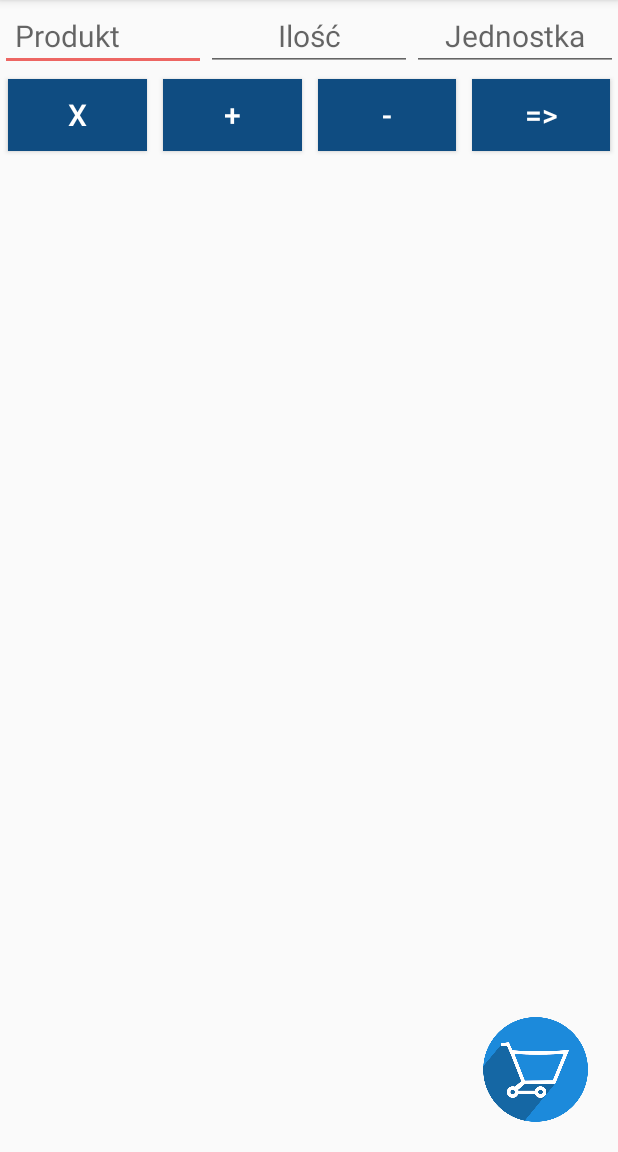
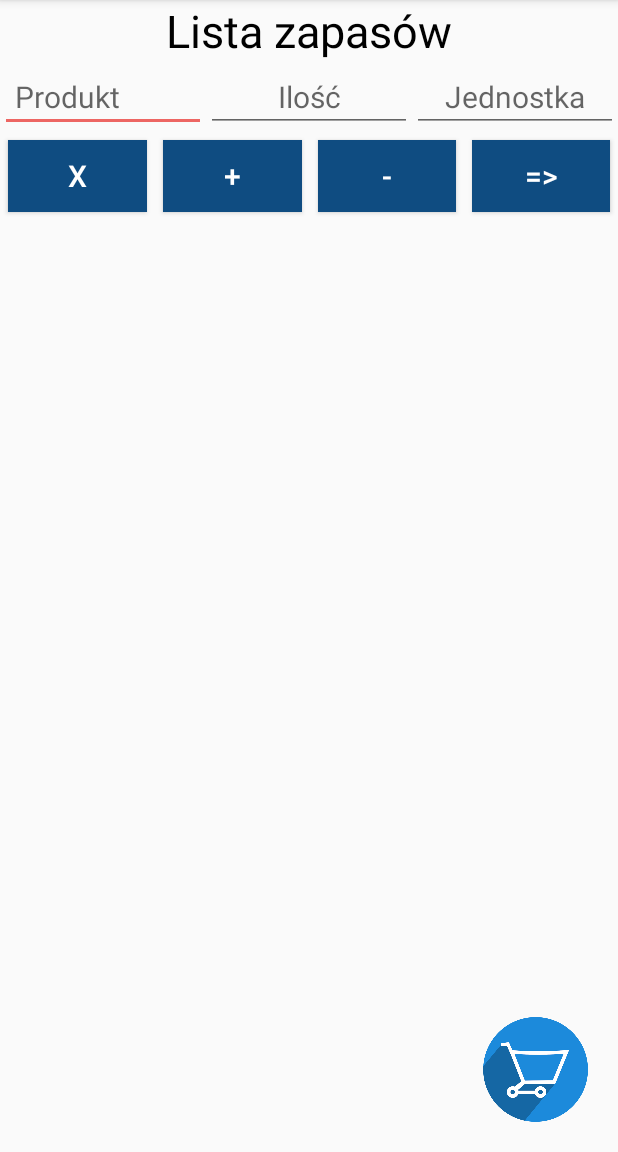
Before and after one commit to AleksandraJanda/SpizarkaAndroid, an Android app: the screen it shows after launch (MainActivity), on a phone screen of 412 x 824 dp, the part 84-1236 px from its top. Run offline under Robolectric (Android 15) with nearby library versions, the phone set to English and light mode, and no system bars.

Commit message:
list move improve, refactoring, cleanup

```diff
--- a/app/src/main/assets/items.txt
+++ /dev/null
@@ -1,4 +0,0 @@
-mąka,kg,2;
-mleko,L,3;
-woda,L,1.75;
-masło,szt,2;
--- a/app/src/main/java/pl/janda/spizarkaandroid/MainActivity.java
+++ b/app/src/main/java/pl/janda/spizarkaandroid/MainActivity.java
@@ -5,13 +5,12 @@ import androidx.appcompat.app.AppCompatActivity;
 import android.os.Bundle;
 import android.text.Editable;
 import android.text.TextWatcher;
-import android.view.ContextMenu;
-import android.view.MenuInflater;
 import android.view.MenuItem;
 import android.view.View;
 import android.widget.EditText;
 import android.widget.ImageView;
 import android.widget.ListView;
+import android.widget.TextView;
 import android.widget.Toast;
 
 import java.io.BufferedReader;
@@ -34,16 +33,14 @@ public class MainActivity extends AppCompatActivity {
     public static ArrayList<Product> buyList;
     public static ArrayList<Product> moveList;
 
+    TextView listName;
     EditText name;
     EditText unit;
     EditText quantity;
     ImageView logo;
 
-    MenuItem buyOption;
-
     public static String selectedProductName = "";
     public static String selectedProductUnit = "";
-    public static String actionProductName = "";
     private boolean isProductList = true;
 
     @Override
@@ -56,62 +53,22 @@ public class MainActivity extends AppCompatActivity {
         buyList = new ArrayList<>();
         moveList = new ArrayList<>();
 
-        readData();
+        try {
+            readData();
+        } catch (Exception e) {
+            e.printStackTrace();
+        }
 
         updateList(products);
 
         name = findViewById(R.id.name);
         unit = findViewById(R.id.unit);
         quantity = findViewById(R.id.quantity);
+        logo = findViewById(R.id.logo);
+        listName = findViewById(R.id.listName);
 
         name.addTextChangedListener(search());
-
-        logo = findViewById(R.id.logo);
-
-        buyOption = findViewById(R.id.actionBuy);
     }
-
-//    @Override
-//    public void onCreateContextMenu(ContextMenu menu, View v, ContextMenu.ContextMenuInfo menuInfo)
-//    {
-//        super.onCreateContextMenu(menu, v, menuInfo);
-//        MenuInflater inflater = getMenuInflater();
-//        inflater.inflate(R.menu.product_menu, menu);
-//    }
-
-//    @Override
-//    public boolean onContextItemSelected(MenuItem item){
-//        if(item.getItemId()==R.id.actionDelete){
-//            if(isProductList) {
-//                deleteProductFromList(products);
-//            } else {
-//                deleteProductFromList(buyList);
-//            }
-//        } else if(item.getItemId()==R.id.actionBuy){
-//            if(isOnList(products, actionProductName) >=0
-//                    && isOnList(buyList, actionProductName) < 0) {
-//                buyList.add(products.get(isOnList(products, actionProductName)));
-//                doToast("Dodano do listy zakupów");
-//            }
-//        } else if(item.getItemId()==R.id.actionStore){
-//            if(isOnList(products, actionProductName) >=0
-//                    && isOnList(buyList, actionProductName) < 0) {
-//                products.add(buyList.get(isOnList(buyList, actionProductName)));
-//                doToast("Dodano do listy produktów");
-//            }
-//        } else {
-//            return false;
-//        }
-//        return true;
-//    }
-//
-//    private void deleteProductFromList(ArrayList<Product> currentList) {
-//        if(isOnList(currentList, actionProductName) >=0) {
-//            currentList.remove(isOnList(currentList, actionProductName));
-//            updateList(currentList);
-//            doToast("Usunięto");
-//        }
-//    }
 
     public TextWatcher search(){
         return new TextWatcher() {
@@ -138,6 +95,7 @@ public class MainActivity extends AppCompatActivity {
         };
     }
 
+    // BUTTONS ACTIONS
     public void onCopy(View view) {
         name.setText(selectedProductName);
         unit.setText(selectedProductUnit);
@@ -149,13 +107,10 @@ public class MainActivity extends AppCompatActivity {
         if(moveList.size() > 0) {
             if (isProductList) {
                 for (Product p : moveList) {
-                    listEdit(buyList, true, p.getName(), p.getUnit(), p.getQuantity());
-                }
-                for (Product p : moveList) {
-                    products.remove(products.get(isOnList(products, p.getName())));
+                    listEdit(buyList, true, p.getName(), p.getUnit(), 0);
                 }
                 updateList(products);
-                doToast("Przeniesiono na listę zakupów");
+                doToast("Dodano do listy zakupów");
             } else {
                 for (Product p : moveList) {
                     listEdit(products, true, p.getName(), p.getUnit(), p.getQuantity());
@@ -164,7 +119,7 @@ public class MainActivity extends AppCompatActivity {
                     buyList.remove(buyList.get(isOnList(buyList, p.getName())));
                 }
                 updateList(buyList);
-                doToast("Przeniesiono na listę produktów");
+                doToast("Przeniesiono do zapasów");
             }
         }
         moveList = new ArrayList<>();
@@ -222,6 +177,12 @@ public class MainActivity extends AppCompatActivity {
         }
     }
 
+    public void onBuyList(View view) {
+        isProductList = !isProductList;
+        changeList();
+    }
+
+    // BUTTONS ACTIONS - HELPERS
     private void listEdit(ArrayList<Product> currentList, boolean add,
                           String productName, String productUnit, double productQuantity) {
         int position = isOnList(currentList, productName);
@@ -272,6 +233,21 @@ public class MainActivity extends AppCompatActivity {
                 !quantity.getText().toString().equals("");
     }
 
+    private void changeList() {
+        if(isProductList){
+            updateList(products);
+            logo.setImageResource(R.drawable.shopping);
+            doToast("Wyświetlasz zapasy");
+            listName.setText(R.string.listName);
+        } else {
+            updateList(buyList);
+            logo.setImageResource(R.drawable.check);
+            doToast("Wyświetlasz listę zakupów");
+            listName.setText(R.string.listName2);
+        }
+        moveList = new ArrayList<>();
+    }
+
     // FILE
     private void saveData() {
         saveDataToFile(products, "sample");
@@ -303,7 +279,6 @@ public class MainActivity extends AppCompatActivity {
 
     private void readDataFromFile(ArrayList<Product> currentList, String fileName){
         String text;
-//        currentList = new ArrayList<>();
 
         File fileEvents = new File(MainActivity.this.getFilesDir() + "/text/" + fileName);
         try{
@@ -325,23 +300,4 @@ public class MainActivity extends AppCompatActivity {
         Toast toast = Toast.makeText(getApplicationContext(), msg, Toast.LENGTH_SHORT);
         toast.show();
     }
-
-
-    public void onBuyList(View view) {
-        isProductList = !isProductList;
-        changeList();
-    }
-
-    private void changeList() {
-        if(isProductList){
-            updateList(products);
-            logo.setImageResource(R.drawable.shopping);
-            doToast("Wyświetlasz zapasy");
-        } else {
-            updateList(buyList);
-            logo.setImageResource(R.drawable.check);
-            doToast("Wyświetlasz listę zakupów");
-        }
-        moveList = new ArrayList<>();
-    }
 }
--- a/app/src/main/res/layout/activity_main.xml
+++ b/app/src/main/res/layout/activity_main.xml
@@ -1,13 +1,22 @@
 <?xml version="1.0" encoding="utf-8"?>
 <RelativeLayout xmlns:android="http://schemas.android.com/apk/res/android"
-    xmlns:app="http://schemas.android.com/apk/res-auto"
     xmlns:tools="http://schemas.android.com/tools"
     android:layout_width="match_parent"
     android:layout_height="match_parent"
     tools:context=".MainActivity">
 
+    <TextView
+        android:id="@+id/listName"
+        android:text="@string/listName"
+        android:textColor="@color/listText"
+        android:textSize="@dimen/text_large"
+        android:layout_centerHorizontal="true"
+        android:layout_width="wrap_content"
+        android:layout_height="wrap_content"/>
+
     <LinearLayout
         android:id="@+id/add"
+        android:layout_below="@id/listName"
         android:orientation="horizontal"
         android:layout_width="match_parent"
         android:layout_height="wrap_content"
@@ -131,7 +140,7 @@
         android:layout_alignParentEnd="true"
         android:src="@drawable/shopping"
         android:layout_margin="@dimen/text_medium"
-        android:contentDescription="@string/buy"
+        android:contentDescription="@string/listChange"
         android:onClick="onBuyList"/>
 
 </RelativeLayout>
--- a/app/src/main/res/menu/product_menu.xml
+++ /dev/null
@@ -1,14 +0,0 @@
-<?xml version="1.0" encoding="utf-8"?>
-<menu
-    xmlns:android="http://schemas.android.com/apk/res/android">
-
-    <item android:id="@+id/actionDelete"
-        android:title="@string/delete2" />
-
-    <item android:id="@+id/actionBuy"
-        android:title="@string/buy" />
-
-    <item android:id="@+id/actionStore"
-        android:title="@string/store" />
-
-</menu>
--- a/app/src/main/res/values/dimens.xml
+++ b/app/src/main/res/values/dimens.xml
@@ -2,5 +2,6 @@
     <dimen name="row_padding">10dp</dimen>
     <dimen name="button_margin">5dp</dimen>
     <dimen name="text_medium">20sp</dimen>
+    <dimen name="text_large">30sp</dimen>
     <dimen name="shopping_image">70dp</dimen>
 </resources>
--- a/app/src/main/res/values/strings.xml
+++ b/app/src/main/res/values/strings.xml
@@ -8,7 +8,7 @@
     <string name="subtract">-</string>
     <string name="delete">x</string>
     <string name="move">=></string>
-    <string name="delete2">Usuń z listy</string>
-    <string name="buy">Dodaj do listy zakupów</string>
-    <string name="store">Dodaj do listy produktów</string>
+    <string name="listChange">Zmiana wyświetlanej listy</string>
+    <string name="listName">Lista zapasów</string>
+    <string name="listName2">Lista zakupów</string>
 </resources>
```
Also changed, not shown: app/src/main/java/pl/janda/spizarkaandroid/_adapter/ProductListItemAdapter.java (+0 -7 lines), app/src/main/res/drawable/check.png.
